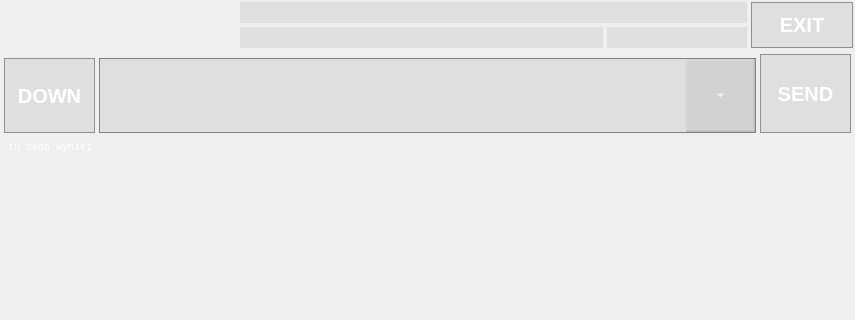
Qt form iDom_Client/idom_client.ui (cyniu88/QT_kurs) before a commit; both pictures show x 0 to 855 and y 0 to 320 of the 855 by 907 pixel window.
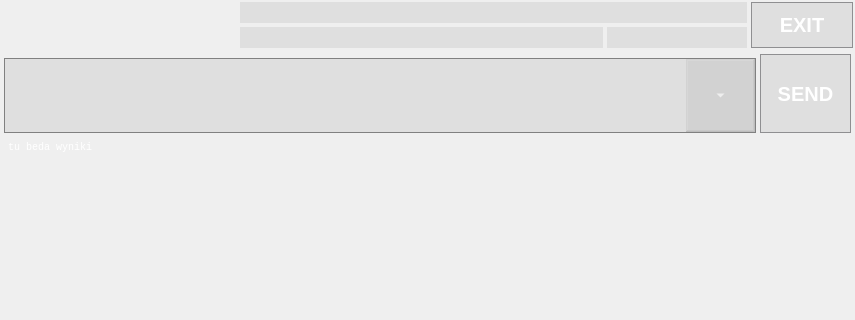
The same form after that commit. The open tabs and pages were chosen to show the change. Icons and pictures are not drawn. Custom widgets are drawn as their Qt base class.

Diff of the .ui file:
```diff
--- a/iDom_Client/idom_client.ui
+++ b/iDom_Client/idom_client.ui
@@ -1022,33 +1022,7 @@
             </property>
            </widget>
           </item>
-          <item row="1" column="0">
-           <widget class="QPushButton" name="pushButton">
-            <property name="sizePolicy">
-             <sizepolicy hsizetype="Minimum" vsizetype="Ignored">
-              <horstretch>0</horstretch>
-              <verstretch>0</verstretch>
-             </sizepolicy>
-            </property>
-            <property name="styleSheet">
-             <string notr="true">QPushButton {
-background-color: rgb(158, 158, 158,50);
- border: 1px solid #8f8f91;
-border-radius: 0px;
-color:white;
- font: bold ;
-font-size: 20px;
-}
-QPushButton:pressed {
-border:none;
-}</string>
-            </property>
-            <property name="text">
-             <string>DOWN</string>
-            </property>
-           </widget>
-          </item>
-          <item row="1" column="1" colspan="7">
+          <item row="1" column="0" colspan="8">
            <widget class="QComboBox" name="comboBox">
             <property name="minimumSize">
              <size>
```
